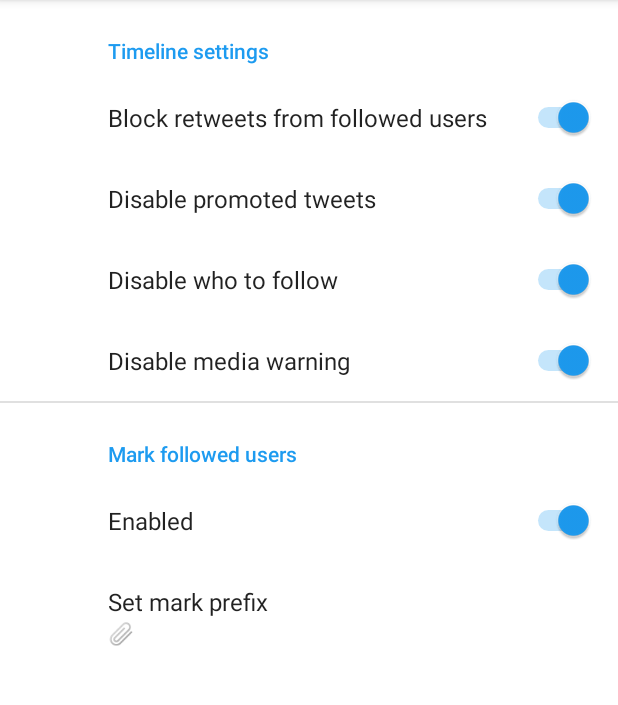
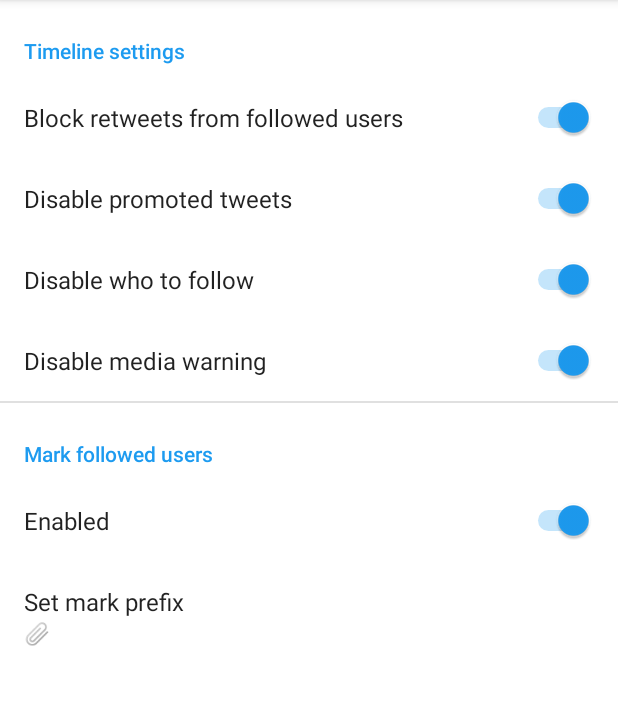
Before and after one commit to AliasQli/TwitterRecycle, an Android app: the SettingsActivity screen opened directly, with no data from a screen before it, on a phone screen of 412 x 824 dp, the part 84-789 px from its top. Run offline under Robolectric (Android 15) with nearby library versions, the phone set to English and light mode, and no system bars; our stand-ins replace androidx.preference; libraries missing offline, so code that uses them is left out: com.highcapable.yukihookapi.

```diff
--- a/app/src/main/AndroidManifest.xml
+++ b/app/src/main/AndroidManifest.xml
@@ -19,7 +19,7 @@
     android:theme="@style/Theme.TwitterRecycle">
 
     <activity
-        android:name=".ui.MainActivity"
+        android:name=".ui.SettingsActivity"
         android:exported="true"
         android:screenOrientation="behind" />
 
--- a/app/src/main/java/com/recycle/twitter/Utils.kt
+++ b/app/src/main/java/com/recycle/twitter/Utils.kt
@@ -40,8 +40,9 @@ fun JSONObject.intoJSONArray(into: String): JSONArray? =
 fun JSONObject.intoString(into: String): String? =
     intoHelper(into, JSONObject::optString)
 
-fun JSONObject.hasTypename(name: String): Boolean =
-    optString("__typename").equals(name)
+val JSONObject.typename: String get() = optString("__typename")
+
+fun JSONObject.hasTypename(name: String): Boolean = typename == name
 
 fun JSONObject.checkTypename(name: String): JSONObject? =
     if (hasTypename(name)) {
--- a/app/src/main/java/com/recycle/twitter/data/Data.kt
+++ b/app/src/main/java/com/recycle/twitter/data/Data.kt
@@ -3,9 +3,10 @@ package com.recycle.twitter.data
 import android.content.Context
 import com.recycle.twitter.BuildConfig
 import com.recycle.twitter.R
+import com.recycle.twitter.getId
 import com.tencent.mmkv.MMKV
 
-class Data(var context: Context) {
+class Data(context: Context) {
     init {
         MMKV.initialize(context)
     }
@@ -15,8 +16,11 @@ class Data(var context: Context) {
     var volatileUsers = mutableSetOf<String>()
     var persistentUsers: MutableSet<String> = kv.getStringSet(persistentUsersKey, mutableSetOf())!!
     var prefs = Prefs(context)
+    val getId = context::getId
 
     fun flushPersistentUsers() {
         kv.putStringSet(persistentUsersKey, persistentUsers)
     }
 }
+
+lateinit var data: Data
--- a/app/src/main/java/com/recycle/twitter/hook/JsonTimelineTweetHook.kt
+++ b/app/src/main/java/com/recycle/twitter/hook/JsonTimelineTweetHook.kt
@@ -5,12 +5,12 @@ import com.highcapable.yukihookapi.hook.factory.method
 import com.highcapable.yukihookapi.hook.log.YLog
 import com.highcapable.yukihookapi.hook.param.PackageParam
 import com.highcapable.yukihookapi.hook.type.java.StringClass
-import com.recycle.twitter.data.Data
+import com.recycle.twitter.data.data
 
 /**
  * Disable promoted tweets
  */
-class JsonTimelineTweetHook(val data: Data) : Hook() {
+object JsonTimelineTweetHook : Hook() {
     override fun PackageParam.load() {
         val jsonTimelineTweetClass =
             "com.twitter.model.json.timeline.urt.JsonTimelineTweet".toClass()
--- a/app/src/main/java/com/recycle/twitter/hook/JsonTimelineUserHook.kt
+++ b/app/src/main/java/com/recycle/twitter/hook/JsonTimelineUserHook.kt
@@ -4,14 +4,13 @@ import com.highcapable.yukihookapi.hook.factory.field
 import com.highcapable.yukihookapi.hook.factory.method
 import com.highcapable.yukihookapi.hook.log.YLog
 import com.highcapable.yukihookapi.hook.param.PackageParam
-import com.recycle.twitter.data.Data
+import com.recycle.twitter.data.data
 
 /**
  * Disable "who to follow"
  */
-class JsonTimelineUserHook(val data: Data) : Hook() {
+object JsonTimelineUserHook : Hook() {
     override fun PackageParam.load() {
-
         val jsonTimelineUserClass = "com.twitter.model.json.timeline.urt.JsonTimelineUser".toClass()
         val jsonTimelineUserMapperClass =
             "com.twitter.model.json.timeline.urt.JsonTimelineUser\$\$JsonObjectMapper".toClass()
--- a/app/src/main/java/com/recycle/twitter/hook/MarkUserHook.kt
+++ b/app/src/main/java/com/recycle/twitter/hook/MarkUserHook.kt
@@ -6,12 +6,12 @@ import com.highcapable.yukihookapi.hook.log.YLog
 import com.highcapable.yukihookapi.hook.param.PackageParam
 import com.highcapable.yukihookapi.hook.type.java.LongType
 import com.highcapable.yukihookapi.hook.type.java.StringClass
-import com.recycle.twitter.data.Data
+import com.recycle.twitter.data.data
 
 /**
  * Mark followed users
  */
-class MarkUserHook(val data: Data) : Hook() {
+object MarkUserHook : Hook() {
     override fun PackageParam.load() {
         val legacyUserClassName =
             "com.twitter.api.model.json.core.GraphqlJsonTwitterUser\$JsonGraphQlLegacyTwitterUser"
--- a/app/src/main/java/com/recycle/twitter/hook/SensitiveMediaHook.kt
+++ b/app/src/main/java/com/recycle/twitter/hook/SensitiveMediaHook.kt
@@ -4,14 +4,13 @@ import com.highcapable.yukihookapi.hook.factory.field
 import com.highcapable.yukihookapi.hook.factory.method
 import com.highcapable.yukihookapi.hook.param.PackageParam
 import com.highcapable.yukihookapi.hook.type.java.BooleanType
-import com.recycle.twitter.data.Data
+import com.recycle.twitter.data.data
 
 /**
  * Make media insensitive
  */
-class SensitiveMediaHook(val data: Data) : Hook() {
+object SensitiveMediaHook : Hook() {
     override fun PackageParam.load() {
-
         val jsonSensitiveMediaWarningClass =
             "com.twitter.model.json.core.JsonSensitiveMediaWarning".toClass()
         val jsonSensitiveMediaWarningMapperClass =
--- a/app/src/main/java/com/recycle/twitter/hook/SettingsHook.kt
+++ b/app/src/main/java/com/recycle/twitter/hook/SettingsHook.kt
@@ -5,16 +5,15 @@ import android.content.Intent
 import android.widget.ImageView
 import com.highcapable.yukihookapi.hook.factory.allConstructors
 import com.highcapable.yukihookapi.hook.param.PackageParam
-import com.recycle.twitter.data.Data
-import com.recycle.twitter.getId
-import com.recycle.twitter.ui.MainActivity
+import com.recycle.twitter.data.data
+import com.recycle.twitter.ui.SettingsActivity
 
 /**
  * Inject the module settings activity.
  * */
-class SettingsHook(val data: Data) : Hook() {
+object SettingsHook : Hook() {
     override fun PackageParam.load() {
-        val logoId = data.context.getId("logo", "id")
+        val logoId = data.getId("logo", "id")
 
         ImageView::class.java.allConstructors { _, constructor ->
             constructor.hook {
@@ -24,7 +23,7 @@ class SettingsHook(val data: Data) : Hook() {
                         view.setOnLongClickListener {
                             if (view.context is Activity) { // somehow it always is
                                 val host = view.context as Activity
-                                host.startActivity(Intent(host, MainActivity::class.java))
+                                host.startActivity(Intent(host, SettingsActivity::class.java))
                             }
                             true
                         }
--- a/app/src/main/java/com/recycle/twitter/ui/MainActivity.kt
+++ b/app/src/main/java/com/recycle/twitter/ui/SettingsActivity.kt
@@ -1,30 +1,31 @@
 package com.recycle.twitter.ui
 
+import android.content.SharedPreferences
 import android.os.Bundle
 import androidx.preference.PreferenceFragmentCompat
+import androidx.preference.PreferenceManager
 import com.highcapable.yukihookapi.hook.xposed.parasitic.activity.base.ModuleAppCompatActivity
 import com.recycle.twitter.R
+import com.recycle.twitter.data.data
 
-class MainActivity : ModuleAppCompatActivity() {
+class SettingsActivity : ModuleAppCompatActivity() {
     override val moduleTheme: Int
         get() = R.style.Theme_TwitterRecycle
 
-    class MFragment : PreferenceFragmentCompat()
-//        , SharedPreferences.OnSharedPreferenceChangeListener
-    {
+    class MFragment : PreferenceFragmentCompat(),
+        SharedPreferences.OnSharedPreferenceChangeListener {
         override fun onCreatePreferences(savedInstanceState: Bundle?, rootKey: String?) {
-//            PreferenceManager.getDefaultSharedPreferences(requireActivity())
-//                .registerOnSharedPreferenceChangeListener(this)
+            PreferenceManager.getDefaultSharedPreferences(requireActivity())
+                .registerOnSharedPreferenceChangeListener(this)
             setPreferencesFromResource(R.xml.settings_screen, rootKey)
         }
 
-//        override fun onSharedPreferenceChanged(
-//            sharedPreferences: SharedPreferences?,
-//            key: String?
-//        ) {
-//            val ctx = context ?: return
-////            YLog.debug(Prefs(ctx, ctx.prefs().native()).toString())
-//        }
+        override fun onSharedPreferenceChanged(
+            sharedPreferences: SharedPreferences?,
+            key: String?
+        ) {
+            data.prefs.refresh()
+        }
     }
 
     override fun onCreate(savedInstanceState: Bundle?) {
--- a/app/src/main/res/xml/settings_screen.xml
+++ b/app/src/main/res/xml/settings_screen.xml
@@ -4,43 +4,50 @@
     <PreferenceCategory
         android:layout_width="wrap_content"
         android:layout_height="wrap_content"
-        android:title="Timeline settings">
+        android:title="Timeline settings"
+        app:iconSpaceReserved="false">
 
         <SwitchPreference
             android:layout_width="wrap_content"
             android:layout_height="wrap_content"
             android:defaultValue="@bool/block_retweets_def"
             android:title="Block retweets from followed users"
+            app:iconSpaceReserved="false"
             app:key="@string/block_retweets" />
         <SwitchPreference
             android:layout_width="wrap_content"
             android:layout_height="wrap_content"
             android:defaultValue="@bool/disable_promoted_tweets_def"
             android:title="Disable promoted tweets"
+            app:iconSpaceReserved="false"
             app:key="disable_promoted_tweets" />
         <SwitchPreference
             android:layout_width="wrap_content"
             android:layout_height="wrap_content"
             android:defaultValue="@bool/disable_who_to_follow_def"
             android:title="Disable who to follow"
+            app:iconSpaceReserved="false"
             app:key="disable_who_to_follow" />
         <SwitchPreference
             android:layout_width="wrap_content"
             android:layout_height="wrap_content"
             android:defaultValue="@bool/disable_media_warning_def"
             android:title="Disable media warning"
+            app:iconSpaceReserved="false"
             app:key="@string/disable_media_warning" />
     </PreferenceCategory>
     <PreferenceCategory
         android:layout_width="wrap_content"
         android:layout_height="wrap_content"
-        android:title="Mark followed users">
+        android:title="Mark followed users"
+        app:iconSpaceReserved="false">
 
         <SwitchPreference
             android:layout_width="wrap_content"
             android:layout_height="wrap_content"
             android:defaultValue="@bool/following_mark_def"
             android:title="Enabled"
+            app:iconSpaceReserved="false"
             app:key="following_mark" />
         <EditTextPreference
             android:layout_width="wrap_content"
@@ -49,6 +56,7 @@
             android:selectAllOnFocus="true"
             android:singleLine="true"
             android:title="Set mark prefix"
+            app:iconSpaceReserved="false"
             app:key="following_mark_prefix"
             app:useSimpleSummaryProvider="true" />
     </PreferenceCategory>
```
Also changed, not shown: app/src/main/java/com/recycle/twitter/HookEntry.kt (+9 -8 lines), app/src/main/java/com/recycle/twitter/data/Prefs.kt (+16 -6 lines), app/src/main/java/com/recycle/twitter/hook/JsonHook.kt (+13 -8 lines).
